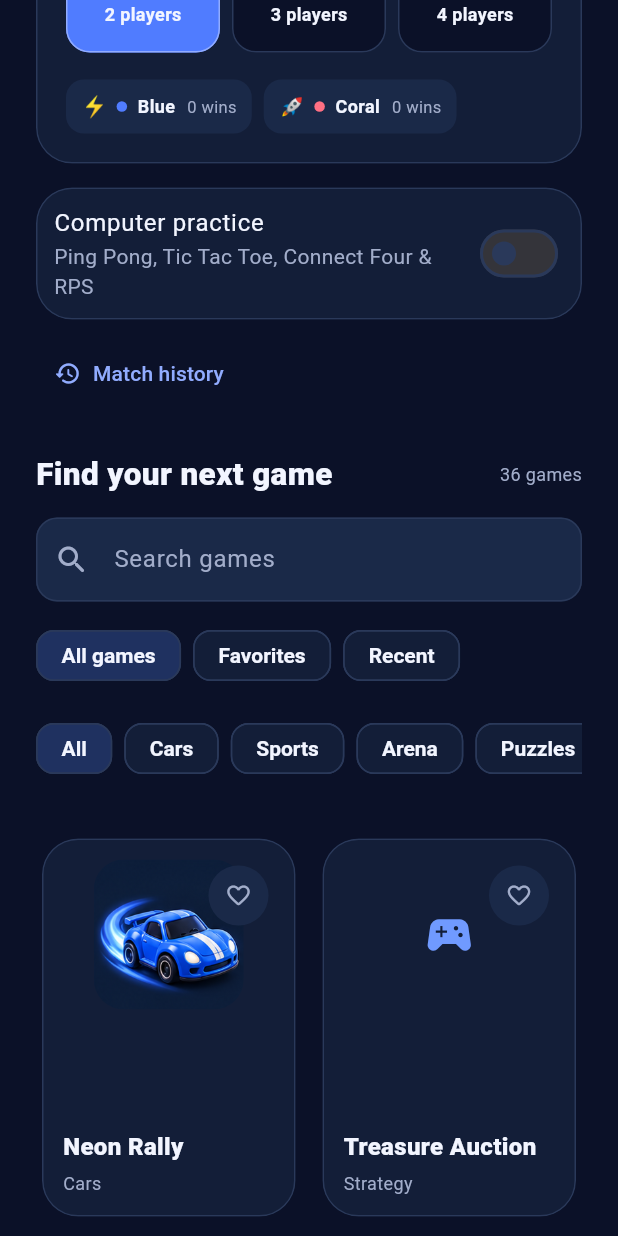
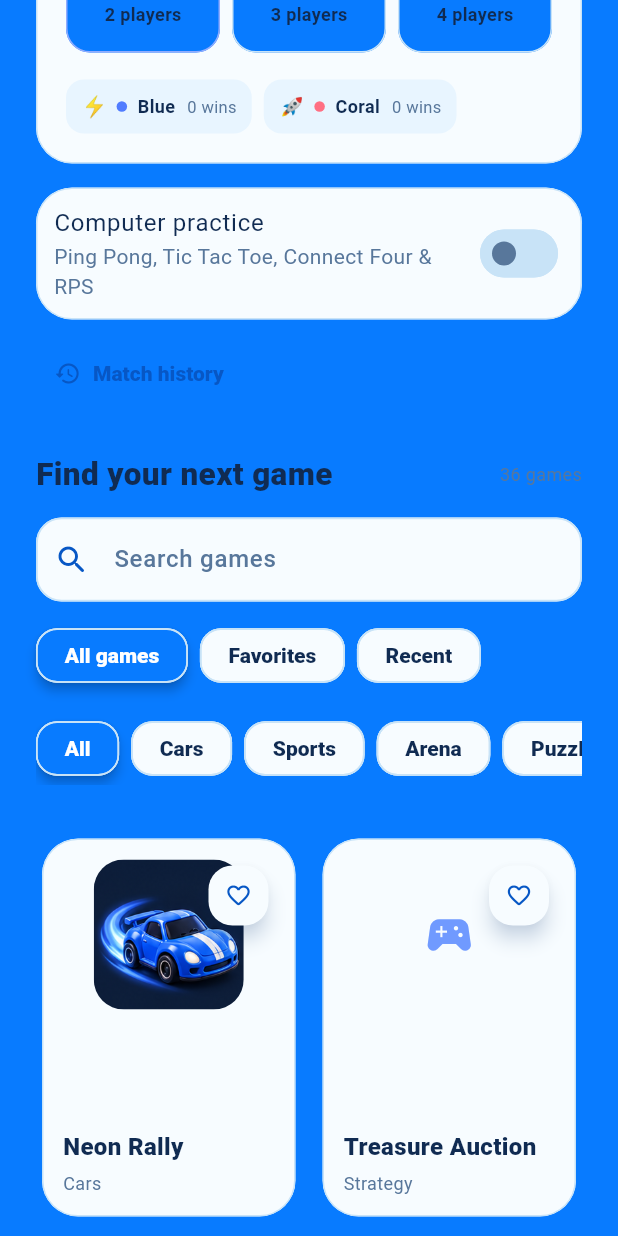
Before and after one commit to aminemtar/joy, a Flutter app: the screen it shows after launch, scrolled down 576 dp, on a phone screen of 412 x 824 dp. Run offline on Flutter 3.47's test engine with Material 3 defaults, Android fonts, the phone set to English and light mode, and no system bars; our stand-ins replace audioplayers, shared_preferences, web; missing offline and left inert: dart:js_interop; statements that could not run were skipped.

Commit message:
Establish JOY cobalt and ice-blue 3D design tokens

```diff
--- a/lib/joy_theme.dart
+++ b/lib/joy_theme.dart
@@ -1,107 +1,215 @@
 import 'package:flutter/material.dart';
 
-/// One navy surface system shared by the lobby, settings and game screens.
+/// JOY's cobalt-and-ice visual system. Game-library cards use the
+/// dedicated card tokens below and intentionally retain their original look.
 abstract final class JoyTheme {
-  static const ink = Color(0xFFF2F5FF);
-  static const muted = Color(0xFFA2ADCA);
-  static const background = Color(0xFF0B1128);
-  static const surface = Color(0xFF131E38);
-  static const raised = Color(0xFF1A2948);
-  static const border = Color(0xFF2A395A);
-  static const accent = Color(0xFF507CFF);
+  // App canvas and surfaces.
+  static const background = Color(0xFF087BFF);
+  static const surface = Color(0xFFF7FCFF);
+  static const raised = Color(0xFFE8F5FF);
+  static const ink = Color(0xFF102B52);
+  static const muted = Color(0xFF58779B);
+  static const border = Color(0xFFC8E3F7);
+
+  // Brand and depth.
+  static const accent = Color(0xFF087BFF);
+  static const accentDeep = Color(0xFF0757C5);
+  static const accentLight = Color(0xFF56B8FF);
+  static const ice = Color(0xFFDDF1FF);
+  static const highlight = Colors.white;
+  static const shadow = Color(0x550044A8);
+  static const shadowDeep = Color(0x77002E80);
+
+  // Protected game-library card palette — unchanged from the original app.
+  static const cardSurface = Color(0xFF131E38);
+  static const cardRaised = Color(0xFF1A2948);
+  static const cardBorder = Color(0xFF2A395A);
+  static const cardInk = Color(0xFFF2F5FF);
+  static const cardMuted = Color(0xFFA2ADCA);
+  static const cardAccent = Color(0xFF91ACFF);
 
   static ThemeData get dark => ThemeData(
     useMaterial3: true,
     fontFamily: 'Roboto',
-    brightness: Brightness.dark,
+    brightness: Brightness.light,
     scaffoldBackgroundColor: background,
     colorScheme: ColorScheme.fromSeed(
       seedColor: accent,
-      brightness: Brightness.dark,
+      brightness: Brightness.light,
     ).copyWith(
-      primary: const Color(0xFF91ACFF),
-      onPrimary: background,
-      primaryContainer: accent,
-      onPrimaryContainer: Colors.white,
+      primary: accent,
+      onPrimary: Colors.white,
+      primaryContainer: ice,
+      onPrimaryContainer: accentDeep,
+      secondary: accentLight,
+      onSecondary: ink,
       surface: surface,
       onSurface: ink,
       onSurfaceVariant: muted,
       outline: border,
       secondaryContainer: raised,
       onSecondaryContainer: ink,
+      error: const Color(0xFFD83D59),
     ),
     appBarTheme: const AppBarTheme(
       backgroundColor: background,
-      foregroundColor: ink,
+      foregroundColor: Colors.white,
       surfaceTintColor: Colors.transparent,
+      elevation: 0,
       centerTitle: false,
       titleTextStyle: TextStyle(
         fontFamily: 'Roboto',
-        color: ink,
+        color: Colors.white,
         fontSize: 21,
-        fontWeight: FontWeight.w800,
+        fontWeight: FontWeight.w900,
+        letterSpacing: -.25,
       ),
+      iconTheme: IconThemeData(color: Colors.white),
     ),
     filledButtonTheme: FilledButtonThemeData(
       style: FilledButton.styleFrom(
         backgroundColor: accent,
         foregroundColor: Colors.white,
+        disabledBackgroundColor: const Color(0xFFB6D7F3),
+        disabledForegroundColor: const Color(0xFFEEF8FF),
         minimumSize: const Size(48, 52),
         padding: const EdgeInsets.symmetric(horizontal: 20, vertical: 15),
+        elevation: 8,
+        shadowColor: shadowDeep,
         textStyle: const TextStyle(
           fontFamily: 'Roboto',
           fontSize: 14,
-          fontWeight: FontWeight.w700,
+          fontWeight: FontWeight.w900,
+          letterSpacing: .1,
         ),
-        shape: RoundedRectangleBorder(borderRadius: BorderRadius.circular(16)),
+        shape: RoundedRectangleBorder(
+          borderRadius: BorderRadius.circular(17),
+          side: const BorderSide(color: Color(0xFF6CC5FF), width: 1.2),
+        ),
       ),
     ),
     outlinedButtonTheme: OutlinedButtonThemeData(
       style: OutlinedButton.styleFrom(
-        foregroundColor: ink,
+        foregroundColor: accentDeep,
+        backgroundColor: surface,
         minimumSize: const Size(48, 52),
-        side: const BorderSide(color: border),
+        elevation: 4,
+        shadowColor: shadow,
+        side: const BorderSide(color: border, width: 1.2),
+        textStyle: const TextStyle(fontWeight: FontWeight.w800),
+        shape: RoundedRectangleBorder(borderRadius: BorderRadius.circular(17)),
+      ),
+    ),
+    textButtonTheme: TextButtonThemeData(
+      style: TextButton.styleFrom(
+        foregroundColor: accentDeep,
+        textStyle: const TextStyle(fontWeight: FontWeight.w800),
+        shape: RoundedRectangleBorder(borderRadius: BorderRadius.circular(13)),
+      ),
+    ),
+    iconButtonTheme: IconButtonThemeData(
+      style: IconButton.styleFrom(
+        foregroundColor: accentDeep,
+        backgroundColor: surface,
+        elevation: 5,
+        shadowColor: shadow,
         shape: RoundedRectangleBorder(borderRadius: BorderRadius.circular(16)),
       ),
     ),
-    iconButtonTheme: IconButtonThemeData(
-      style: IconButton.styleFrom(foregroundColor: muted),
-    ),
     chipTheme: ChipThemeData(
       backgroundColor: surface,
-      selectedColor: accent.withValues(alpha: .20),
-      side: const BorderSide(color: border),
-      shape: RoundedRectangleBorder(borderRadius: BorderRadius.circular(12)),
+      selectedColor: accent,
+      disabledColor: raised,
+      side: const BorderSide(color: border, width: 1.1),
+      shape: RoundedRectangleBorder(borderRadius: BorderRadius.circular(14)),
       labelStyle: const TextStyle(
         fontFamily: 'Roboto',
         color: ink,
-        fontWeight: FontWeight.w600,
+        fontWeight: FontWeight.w800,
       ),
-      padding: const EdgeInsets.symmetric(horizontal: 8, vertical: 7),
+      secondaryLabelStyle: const TextStyle(
+        color: Colors.white,
+        fontWeight: FontWeight.w900,
+      ),
+      padding: const EdgeInsets.symmetric(horizontal: 10, vertical: 9),
       showCheckmark: false,
+      elevation: 3,
+      pressElevation: 7,
     ),
     inputDecorationTheme: InputDecorationTheme(
       filled: true,
-      fillColor: raised,
-      contentPadding: const EdgeInsets.all(16),
+      fillColor: surface,
+      hintStyle: const TextStyle(color: muted, fontWeight: FontWeight.w500),
+      labelStyle: const TextStyle(color: muted, fontWeight: FontWeight.w700),
+      contentPadding: const EdgeInsets.symmetric(horizontal: 16, vertical: 16),
       border: OutlineInputBorder(
-        borderRadius: BorderRadius.circular(14),
-        borderSide: const BorderSide(color: border),
+        borderRadius: BorderRadius.circular(17),
+        borderSide: const BorderSide(color: border, width: 1.2),
       ),
       enabledBorder: OutlineInputBorder(
-        borderRadius: BorderRadius.circular(14),
-        borderSide: const BorderSide(color: border),
+        borderRadius: BorderRadius.circular(17),
+        borderSide: const BorderSide(color: border, width: 1.2),
+      ),
+      focusedBorder: OutlineInputBorder(
+        borderRadius: BorderRadius.circular(17),
+        borderSide: const BorderSide(color: accent, width: 2),
       ),
     ),
     dialogTheme: DialogThemeData(
       backgroundColor: surface,
-      shape: RoundedRectangleBorder(borderRadius: BorderRadius.circular(24)),
+      surfaceTintColor: Colors.transparent,
+      elevation: 22,
+      shadowColor: shadowDeep,
+      shape: RoundedRectangleBorder(
+        borderRadius: BorderRadius.circular(28),
+        side: const BorderSide(color: border, width: 1.2),
+      ),
+      titleTextStyle: const TextStyle(
+        color: ink, fontSize: 21, fontWeight: FontWeight.w900,
+      ),
+      contentTextStyle: const TextStyle(
+        color: muted, fontSize: 14, height: 1.5,
+      ),
+      actionsPadding: const EdgeInsets.fromLTRB(20, 8, 20, 20),
     ),
     bottomSheetTheme: const BottomSheetThemeData(
       backgroundColor: surface,
+      modalBackgroundColor: surface,
+      surfaceTintColor: Colors.transparent,
+      elevation: 24,
       showDragHandle: true,
+      dragHandleColor: Color(0xFF9CC9EA),
+      dragHandleSize: Size(42, 4),
+      shape: RoundedRectangleBorder(
+        borderRadius: BorderRadius.vertical(top: Radius.circular(30)),
+        side: BorderSide(color: border, width: 1),
+      ),
     ),
-    dividerTheme: const DividerThemeData(color: border),
+    switchTheme: SwitchThemeData(
+      thumbColor: WidgetStateProperty.resolveWith(
+        (states) => states.contains(WidgetState.selected) ? Colors.white : muted,
+      ),
+      trackColor: WidgetStateProperty.resolveWith(
+        (states) => states.contains(WidgetState.selected) ? accent : border,
+      ),
+    ),
+    sliderTheme: const SliderThemeData(
+      activeTrackColor: accent,
+      inactiveTrackColor: border,
+      thumbColor: Colors.white,
+      overlayColor: Color(0x22087BFF),
+    ),
+    dividerTheme: const DividerThemeData(color: border, thickness: 1),
+    snackBarTheme: SnackBarThemeData(
+      backgroundColor: const Color(0xFF12345F),
+      contentTextStyle: const TextStyle(color: Colors.white, fontWeight: FontWeight.w600),
+      behavior: SnackBarBehavior.floating,
+      shape: RoundedRectangleBorder(borderRadius: BorderRadius.circular(16)),
+    ),
+    progressIndicatorTheme: const ProgressIndicatorThemeData(
+      color: accent,
+      linearTrackColor: border,
+    ),
   );
 
   static ThemeData get arena => dark;
```
